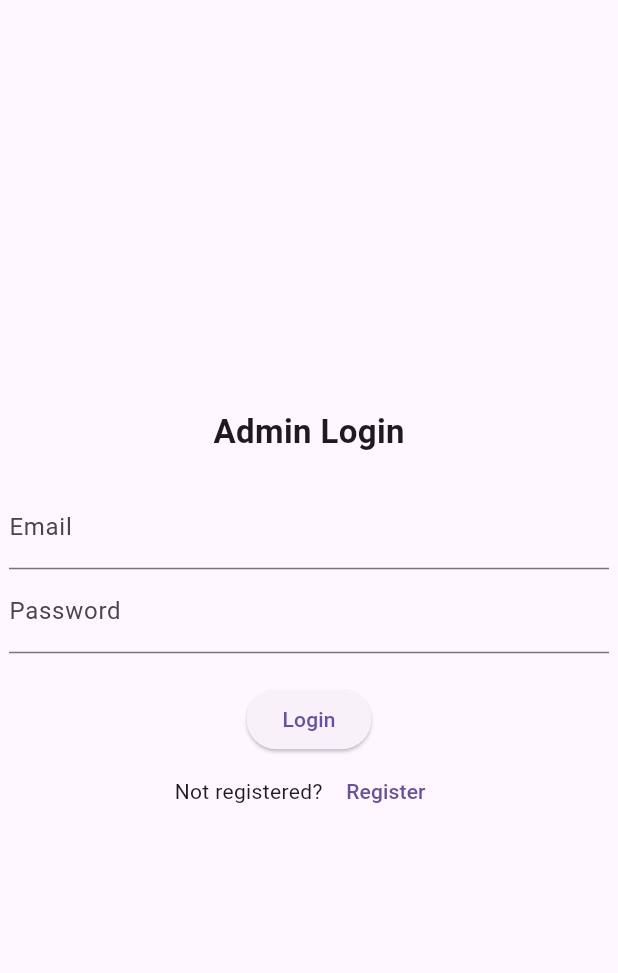
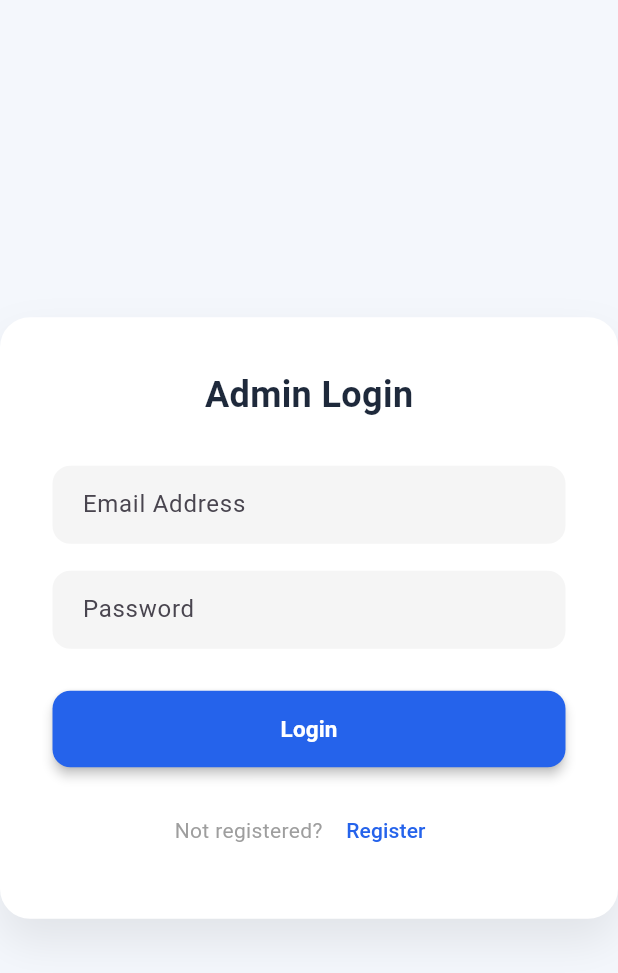
Before and after one commit to AaditAntony/Talent-Sphere-AI, a Flutter app: the AdminLoginPage screen opened directly, on a phone screen of 412 x 824 dp. Shown: the top 973 px of the screen. Run offline on Flutter 3.47's test engine with Material 3 defaults, Android fonts, the phone set to English and light mode, and no system bars; our stand-ins replace cloud_firestore, file_picker, firebase_auth, firebase_core, fl_chart, image_picker; missing offline and left inert: flutter_pdfview; accounts and stored records are empty.

Commit message:
the code of the admin is modified

```diff
--- a/lib/Admin/admin_login.dart
+++ b/lib/Admin/admin_login.dart
@@ -12,7 +12,6 @@ class AdminLoginPage extends StatefulWidget {
 }
 
 class _AdminLoginPageState extends State<AdminLoginPage> {
-
   final TextEditingController emailController = TextEditingController();
   final TextEditingController passwordController = TextEditingController();
 
@@ -22,11 +21,11 @@ class _AdminLoginPageState extends State<AdminLoginPage> {
     setState(() => isLoading = true);
 
     try {
-      UserCredential userCredential =
-      await FirebaseAuth.instance.signInWithEmailAndPassword(
-        email: emailController.text.trim(),
-        password: passwordController.text.trim(),
-      );
+      UserCredential userCredential = await FirebaseAuth.instance
+          .signInWithEmailAndPassword(
+            email: emailController.text.trim(),
+            password: passwordController.text.trim(),
+          );
 
       String uid = userCredential.user!.uid;
 
@@ -38,63 +37,133 @@ class _AdminLoginPageState extends State<AdminLoginPage> {
       if (userDoc.exists &&
           userDoc['role'] == 'admin' &&
           userDoc['isApproved'] == true) {
-
         Navigator.pushReplacement(
           context,
-          MaterialPageRoute(
-              builder: (_) => const AdminDashboardPage()),
+          MaterialPageRoute(builder: (_) => const AdminDashboardPage()),
         );
-
       } else {
         await FirebaseAuth.instance.signOut();
         ScaffoldMessenger.of(context).showSnackBar(
           const SnackBar(
-              content: Text("Access denied. Admin approval required.")),
+            content: Text("Access denied. Admin approval required."),
+          ),
         );
       }
-
     } catch (e) {
-      ScaffoldMessenger.of(context)
-          .showSnackBar(SnackBar(content: Text(e.toString())));
+      ScaffoldMessenger.of(
+        context,
+      ).showSnackBar(SnackBar(content: Text(e.toString())));
     }
 
     setState(() => isLoading = false);
   }
 
+  InputDecoration inputDecoration(String label) {
+    return InputDecoration(
+      labelText: label,
+      filled: true,
+      fillColor: Colors.grey.shade100,
+      contentPadding: const EdgeInsets.symmetric(horizontal: 16, vertical: 14),
+      border: OutlineInputBorder(
+        borderRadius: BorderRadius.circular(12),
+        borderSide: BorderSide.none,
+      ),
+      focusedBorder: OutlineInputBorder(
+        borderRadius: BorderRadius.circular(12),
+        borderSide: const BorderSide(color: Color(0xFF2563EB), width: 1.5),
+      ),
+    );
+  }
+
   @override
   Widget build(BuildContext context) {
     return Scaffold(
+      backgroundColor: const Color(0xFFF4F7FC),
       body: Center(
-        child: SizedBox(
-          width: 400,
+        child: Container(
+          width: 420,
+          padding: const EdgeInsets.all(35),
+          decoration: BoxDecoration(
+            color: Colors.white,
+            borderRadius: BorderRadius.circular(20),
+            boxShadow: [
+              BoxShadow(
+                blurRadius: 25,
+                offset: const Offset(0, 15),
+                color: Colors.black.withOpacity(0.08),
+              ),
+            ],
+          ),
           child: Column(
-            mainAxisAlignment: MainAxisAlignment.center,
+            mainAxisSize: MainAxisSize.min,
             children: [
               const Text(
                 "Admin Login",
-                style: TextStyle(fontSize: 22, fontWeight: FontWeight.bold),
+                style: TextStyle(
+                  fontSize: 24,
+                  fontWeight: FontWeight.w600,
+                  color: Color(0xFF1E293B),
+                ),
               ),
-              const SizedBox(height: 20),
+
+              const SizedBox(height: 30),
+
               TextField(
                 controller: emailController,
-                decoration: const InputDecoration(labelText: "Email"),
+                decoration: inputDecoration("Email Address"),
               ),
+
+              const SizedBox(height: 18),
+
               TextField(
                 controller: passwordController,
-                decoration: const InputDecoration(labelText: "Password"),
+                decoration: inputDecoration("Password"),
                 obscureText: true,
               ),
-              const SizedBox(height: 20),
-              ElevatedButton(
-                onPressed: isLoading ? null : loginAdmin,
-                child: isLoading
-                    ? const CircularProgressIndicator()
-                    : const Text("Login"),
+
+              const SizedBox(height: 28),
+
+              SizedBox(
+                width: double.infinity,
+                child: ElevatedButton(
+                  style: ElevatedButton.styleFrom(
+                    backgroundColor: const Color(0xFF2563EB),
+                    padding: const EdgeInsets.symmetric(vertical: 15),
+                    shape: RoundedRectangleBorder(
+                      borderRadius: BorderRadius.circular(12),
+                    ),
+                    elevation: 3,
+                  ),
+                  onPressed: isLoading ? null : loginAdmin,
+                  child: isLoading
+                      ? const SizedBox(
+                          height: 18,
+                          width: 18,
+                          child: CircularProgressIndicator(
+                            strokeWidth: 2,
+                            color: Colors.white,
+                          ),
+                        )
+                      : const Text(
+                          "Login",
+                          style: TextStyle(
+                            color: Colors.white,
+                            fontWeight: FontWeight.w600,
+                            fontSize: 15,
+                          ),
+                        ),
+                ),
               ),
+
+              const SizedBox(height: 18),
+
               Row(
                 mainAxisAlignment: MainAxisAlignment.center,
                 children: [
-                  const Text("Not registered? "),
+                  const Text(
+                    "Not registered? ",
+                    style: TextStyle(color: Colors.grey),
+                  ),
                   TextButton(
                     onPressed: () {
                       Navigator.push(
@@ -104,11 +173,16 @@ class _AdminLoginPageState extends State<AdminLoginPage> {
                         ),
                       );
                     },
-                    child: const Text("Register"),
+                    child: const Text(
+                      "Register",
+                      style: TextStyle(
+                        color: Color(0xFF2563EB),
+                        fontWeight: FontWeight.w500,
+                      ),
+                    ),
                   ),
                 ],
               ),
-
             ],
           ),
         ),
```
